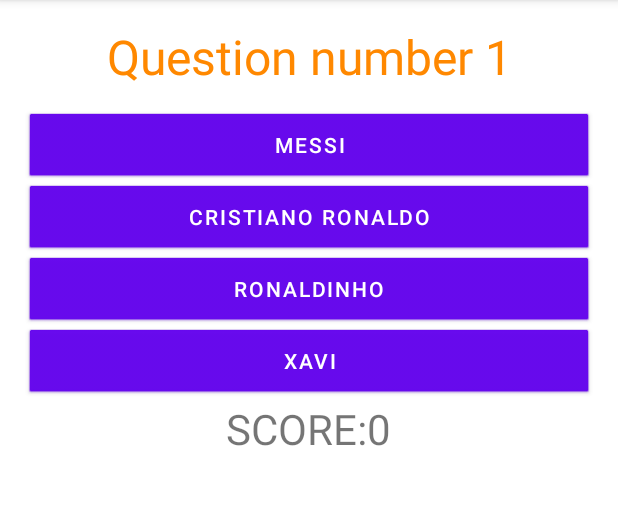
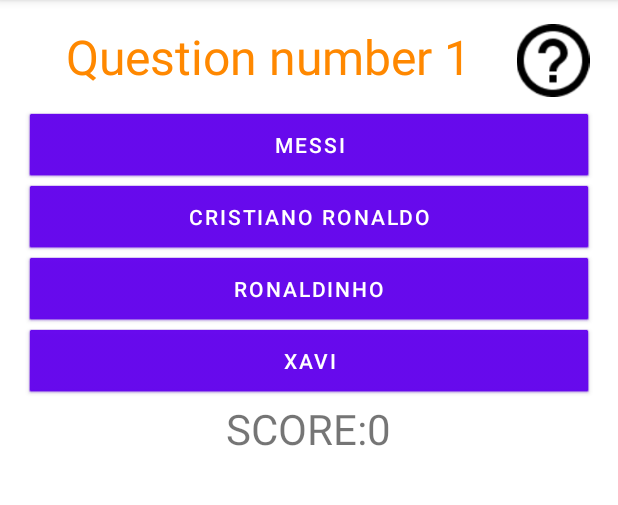
Before and after one commit to cmanriqueb/WhoIsThePlayer, an Android app: the screen it shows after launch (MainActivity), on a phone screen of 412 x 824 dp, the part 84-589 px from its top. Run offline under Robolectric (Android 15) with nearby library versions, the phone set to English and light mode, and no system bars.

Commit message:
How to play page & add link button in main activity - Jiyeong

```diff
--- a/app/src/main/AndroidManifest.xml
+++ b/app/src/main/AndroidManifest.xml
@@ -11,6 +11,9 @@
         android:supportsRtl="true"
         android:theme="@style/Theme.WhoIsThePlayer"
         tools:targetApi="31">
+        <activity
+            android:name=".HowToPlay"
+            android:exported="false" />
         <activity
             android:name=".MainActivity"
             android:exported="false" />
--- a/app/src/main/java/com/example/whoistheplayer/MainActivity.java
+++ b/app/src/main/java/com/example/whoistheplayer/MainActivity.java
@@ -6,6 +6,7 @@ import androidx.appcompat.app.AlertDialog;
 import androidx.appcompat.app.AppCompatActivity;
 
 import android.content.DialogInterface;
+import android.content.Intent;
 import android.content.res.Resources;
 import android.graphics.Color;
 import android.graphics.drawable.Drawable;
@@ -227,4 +228,9 @@ public class MainActivity extends AppCompatActivity {
         fillQA(question);
         tvScore.setText(String.valueOf(score));
     }
+
+    public void goToHowToPlay(View view){
+        Intent intent = new Intent(this, HowToPlay.class);
+        startActivity(intent);
+    }
 }
--- a/app/src/main/res/layout/activity_main.xml
+++ b/app/src/main/res/layout/activity_main.xml
@@ -1,5 +1,6 @@
 <?xml version="1.0" encoding="utf-8"?>
 <LinearLayout xmlns:android="http://schemas.android.com/apk/res/android"
+    xmlns:app="http://schemas.android.com/apk/res-auto"
     xmlns:tools="http://schemas.android.com/tools"
     android:layout_width="match_parent"
     android:layout_height="match_parent"
@@ -7,17 +8,33 @@
     android:padding="16dp"
     tools:context=".MainActivity">
 
-    <TextView
+    <!-- Celebrity Image View -->
+    <LinearLayout
         android:layout_width="match_parent"
         android:layout_height="wrap_content"
-        android:layout_marginBottom="5dp"
-        android:gravity="center_horizontal"
-        android:id="@+id/txtQuestion"
-        android:text="Who is the player?"
-        android:textColor="@android:color/holo_orange_dark"
-        android:textSize="32sp"/>
+        android:orientation="horizontal">
 
-    <!-- Celebrity Image View -->
+        <TextView
+            android:id="@+id/txtQuestion"
+            android:layout_width="325dp"
+            android:layout_height="wrap_content"
+            android:layout_marginBottom="5dp"
+            android:gravity="center_horizontal"
+            android:text="Who is the player?"
+            android:textColor="@android:color/holo_orange_dark"
+            android:textSize="32sp" />
+
+        <ImageButton
+            android:id="@+id/imageButton"
+            android:layout_width="match_parent"
+            android:layout_height="match_parent"
+            android:layout_weight="1"
+            app:srcCompat="@drawable/question1"
+            android:background="@null"
+            android:scaleType="fitCenter"
+            android:onClick="goToHowToPlay"/>
+    </LinearLayout>
+
     <ImageView
         android:id="@+id/ivCelebrity"
         android:layout_width="match_parent"
--- a/app/src/main/res/values/colors.xml
+++ b/app/src/main/res/values/colors.xml
@@ -7,4 +7,6 @@
     <color name="teal_700">#FF018786</color>
     <color name="black">#FF000000</color>
     <color name="white">#FFFFFFFF</color>
+    <color name="Red">#FF0000</color>
+    <color name="Green">#60a642</color>
 </resources>
```
Also changed, not shown: app/src/main/java/com/example/whoistheplayer/HowToPlay.java (added, +20 -0 lines), app/src/main/res/layout/activity_how_to_play.xml (added, +112 -0 lines), app/src/main/res/drawable/before.png (added), app/src/main/res/drawable/question.png (added), app/src/main/res/drawable/question1.png (added), app/src/main/res/drawable/questionperson.png (added).
